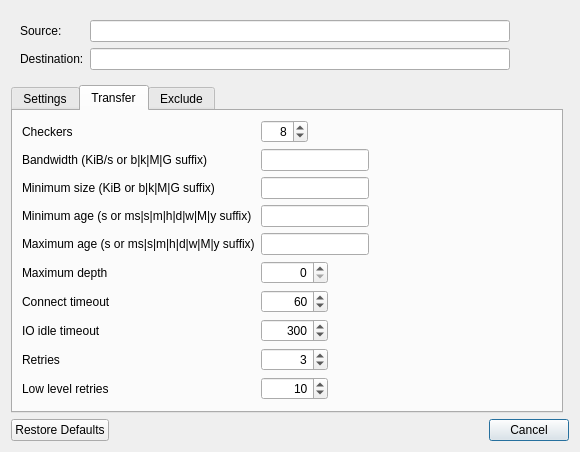
Before: the Qt Designer form src/transfer_dialog.ui in mmozeiko/RcloneBrowser, drawn with Qt 5.
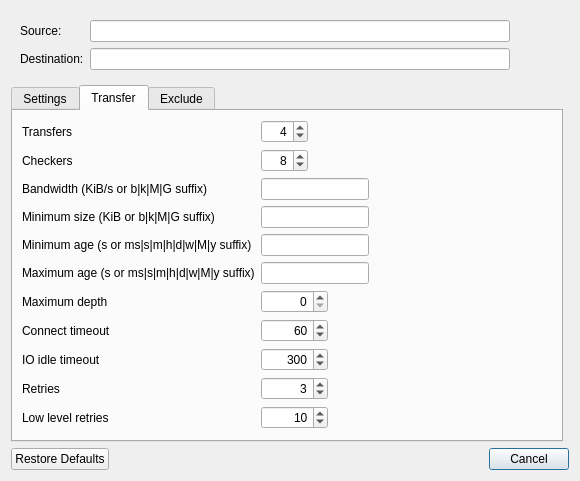
After: the same form once the commit is applied. The open tabs and pages were chosen to show the change.

Commit message:
add option for --transfer
fixes #1

Patch:
```diff
--- a/src/transfer_dialog.ui
+++ b/src/transfer_dialog.ui
@@ -6,8 +6,8 @@
    <rect>
     <x>0</x>
     <y>0</y>
-    <width>756</width>
-    <height>553</height>
+    <width>532</width>
+    <height>442</height>
    </rect>
   </property>
   <property name="sizePolicy">
@@ -372,7 +372,7 @@
        <string>Transfer</string>
       </attribute>
       <layout class="QFormLayout" name="formLayout">
-       <item row="0" column="0">
+       <item row="1" column="0">
         <widget class="QLabel" name="label_5">
          <property name="text">
           <string>Checkers</string>
@@ -382,7 +382,7 @@
          </property>
         </widget>
        </item>
-       <item row="0" column="1">
+       <item row="1" column="1">
         <widget class="QSpinBox" name="spinCheckers">
          <property name="sizePolicy">
           <sizepolicy hsizetype="Fixed" vsizetype="Fixed">
@@ -393,6 +393,9 @@
          <property name="alignment">
           <set>Qt::AlignRight|Qt::AlignTrailing|Qt::AlignVCenter</set>
          </property>
+         <property name="minimum">
+          <number>1</number>
+         </property>
          <property name="maximum">
           <number>999</number>
          </property>
@@ -401,7 +404,7 @@
          </property>
         </widget>
        </item>
-       <item row="1" column="0">
+       <item row="2" column="0">
         <widget class="QLabel" name="label">
          <property name="text">
           <string>Bandwidth (KiB/s or b|k|M|G suffix)</string>
@@ -411,7 +414,7 @@
          </property>
         </widget>
        </item>
-       <item row="1" column="1">
+       <item row="2" column="1">
         <widget class="QLineEdit" name="textBandwidth">
          <property name="sizePolicy">
           <sizepolicy hsizetype="Fixed" vsizetype="Fixed">
@@ -421,7 +424,7 @@
          </property>
         </widget>
        </item>
-       <item row="2" column="0">
+       <item row="3" column="0">
         <widget class="QLabel" name="label_2">
          <property name="text">
           <string>Minimum size (KiB or b|k|M|G suffix)</string>
@@ -431,7 +434,7 @@
          </property>
         </widget>
        </item>
-       <item row="2" column="1">
+       <item row="3" column="1">
         <widget class="QLineEdit" name="textMinSize">
          <property name="sizePolicy">
           <sizepolicy hsizetype="Fixed" vsizetype="Fixed">
@@ -441,7 +444,7 @@
          </property>
         </widget>
        </item>
-       <item row="3" column="0">
+       <item row="4" column="0">
         <widget class="QLabel" name="label_6">
          <property name="text">
           <string>Minimum age (s or ms|s|m|h|d|w|M|y suffix)</string>
@@ -451,7 +454,7 @@
          </property>
         </widget>
        </item>
-       <item row="3" column="1">
+       <item row="4" column="1">
         <widget class="QLineEdit" name="textMinAge">
          <property name="sizePolicy">
           <sizepolicy hsizetype="Fixed" vsizetype="Fixed">
@@ -461,7 +464,7 @@
          </property>
         </widget>
        </item>
-       <item row="4" column="0">
+       <item row="5" column="0">
         <widget class="QLabel" name="label_3">
          <property name="text">
           <string>Maximum age (s or ms|s|m|h|d|w|M|y suffix)</string>
@@ -471,7 +474,7 @@
          </property>
         </widget>
        </item>
-       <item row="4" column="1">
+       <item row="5" column="1">
         <widget class="QLineEdit" name="textMaxAge">
          <property name="sizePolicy">
           <sizepolicy hsizetype="Fixed" vsizetype="Fixed">
@@ -481,7 +484,7 @@
          </property>
         </widget>
        </item>
-       <item row="5" column="0">
+       <item row="6" column="0">
         <widget class="QLabel" name="label_4">
          <property name="text">
           <string>Maximum depth</string>
@@ -491,7 +494,7 @@
          </property>
         </widget>
        </item>
-       <item row="5" column="1">
+       <item row="6" column="1">
         <widget class="QSpinBox" name="spinMaxDepth">
          <property name="sizePolicy">
           <sizepolicy hsizetype="Fixed" vsizetype="Fixed">
@@ -507,7 +510,7 @@
          </property>
         </widget>
        </item>
-       <item row="6" column="0">
+       <item row="7" column="0">
         <widget class="QLabel" name="label_8">
          <property name="text">
           <string>Connect timeout</string>
@@ -517,7 +520,7 @@
          </property>
         </widget>
        </item>
-       <item row="6" column="1">
+       <item row="7" column="1">
         <widget class="QSpinBox" name="spinConnectTimeout">
          <property name="sizePolicy">
           <sizepolicy hsizetype="Fixed" vsizetype="Fixed">
@@ -539,7 +542,7 @@
          </property>
         </widget>
        </item>
-       <item row="7" column="0">
+       <item row="8" column="0">
         <widget class="QLabel" name="label_7">
          <property name="text">
           <string>IO idle timeout</string>
@@ -549,7 +552,7 @@
          </property>
         </widget>
        </item>
-       <item row="7" column="1">
+       <item row="8" column="1">
         <widget class="QSpinBox" name="spinIdleTimeout">
          <property name="sizePolicy">
           <sizepolicy hsizetype="Fixed" vsizetype="Fixed">
@@ -568,7 +571,7 @@
          </property>
         </widget>
        </item>
-       <item row="8" column="0">
+       <item row="9" column="0">
         <widget class="QLabel" name="label_9">
          <property name="text">
           <string>Retries</string>
@@ -578,7 +581,7 @@
          </property>
         </widget>
        </item>
-       <item row="8" column="1">
+       <item row="9" column="1">
         <widget class="QSpinBox" name="spinRetries">
          <property name="sizePolicy">
           <sizepolicy hsizetype="Fixed" vsizetype="Fixed">
@@ -600,7 +603,7 @@
          </property>
         </widget>
        </item>
-       <item row="9" column="0">
+       <item row="10" column="0">
         <widget class="QLabel" name="label_10">
          <property name="text">
           <string>Low level retries</string>
@@ -610,7 +613,7 @@
          </property>
         </widget>
        </item>
-       <item row="9" column="1">
+       <item row="10" column="1">
         <widget class="QSpinBox" name="spinLowLevelRetries">
          <property name="sizePolicy">
           <sizepolicy hsizetype="Fixed" vsizetype="Fixed">
@@ -632,6 +635,38 @@
          </property>
         </widget>
        </item>
+       <item row="0" column="1">
+        <widget class="QSpinBox" name="spinTransfers">
+         <property name="sizePolicy">
+          <sizepolicy hsizetype="Fixed" vsizetype="Fixed">
+           <horstretch>0</horstretch>
+           <verstretch>0</verstretch>
+          </sizepolicy>
+         </property>
+         <property name="alignment">
+          <set>Qt::AlignRight|Qt::AlignTrailing|Qt::AlignVCenter</set>
+         </property>
+         <property name="minimum">
+          <number>1</number>
+         </property>
+         <property name="maximum">
+          <number>999</number>
+         </property>
+         <property name="value">
+          <number>4</number>
+         </property>
+        </widget>
+       </item>
+       <item row="0" column="0">
+        <widget class="QLabel" name="label_11">
+         <property name="text">
+          <string>Transfers</string>
+         </property>
+         <property name="buddy">
+          <cstring>spinTransfers</cstring>
+         </property>
+        </widget>
+       </item>
       </layout>
      </widget>
      <widget class="QWidget" name="tab4">
```
Left out of the diff: 1 changed line with no effect on the pictures. The commit also changes 1 other file.
